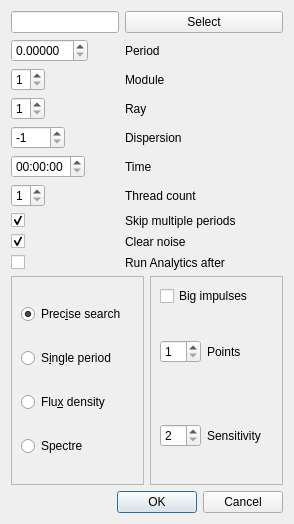
This is src/precisesearchgui.ui in vtyulb/BSA-Analytics as Qt 5 draws it before an edit. The edited form follows.
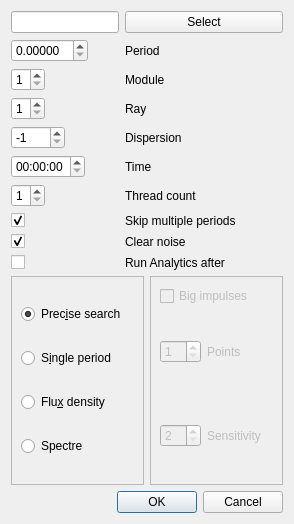
This is the edited form.

The edit to the form file:
```diff
--- a/src/precisesearchgui.ui
+++ b/src/precisesearchgui.ui
@@ -244,7 +244,10 @@
        </widget>
       </item>
       <item>
-       <widget class="QFrame" name="bigImpulsesWidget">
+       <widget class="QFrame" name="fluxDensityWidget">
+        <property name="enabled">
+         <bool>false</bool>
+        </property>
         <property name="frameShape">
          <enum>QFrame::StyledPanel</enum>
         </property>
```
